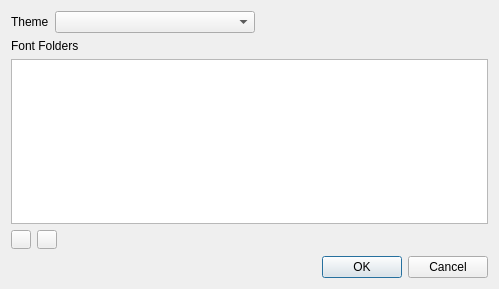
The window that UI-Qt/QXPreferencesDialog.ui (frinkr/FontViewer) describes before a commit, drawn with Qt 5.
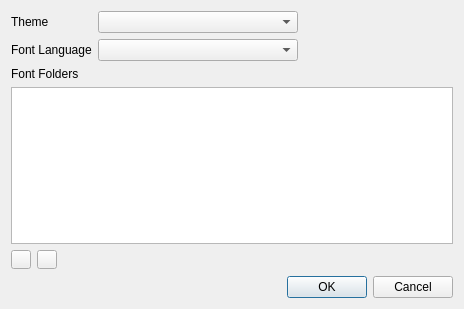
The same window after the commit. Icons and pictures are not drawn.

Commit message: language prefs

```diff
--- a/UI-Qt/QXPreferencesDialog.ui
+++ b/UI-Qt/QXPreferencesDialog.ui
@@ -6,8 +6,8 @@
    <rect>
     <x>0</x>
     <y>0</y>
-    <width>499</width>
-    <height>289</height>
+    <width>464</width>
+    <height>309</height>
    </rect>
   </property>
   <property name="windowTitle">
@@ -17,13 +17,15 @@
    <item>
     <layout class="QHBoxLayout" name="horizontalLayout">
      <item>
+      <layout class="QFormLayout" name="formLayout">
+       <item row="0" column="0">
       <widget class="QLabel" name="label_2">
        <property name="text">
         <string>Theme</string>
        </property>
       </widget>
      </item>
-     <item>
+       <item row="0" column="1">
       <widget class="QComboBox" name="themeCombobox">
        <property name="minimumSize">
         <size>
@@ -32,6 +34,25 @@
         </size>
        </property>
       </widget>
+       </item>
+       <item row="1" column="0">
+        <widget class="QLabel" name="label_3">
+         <property name="text">
+          <string>Font Language</string>
+         </property>
+        </widget>
+       </item>
+       <item row="1" column="1">
+        <widget class="QComboBox" name="fontLanguageCombobox">
+         <property name="minimumSize">
+          <size>
+           <width>200</width>
+           <height>0</height>
+          </size>
+         </property>
+        </widget>
+       </item>
+      </layout>
      </item>
      <item>
       <spacer name="horizontalSpacer_2">
```
Lines whose indentation alone changed are shown as unchanged. The commit also changes 8 other files.
